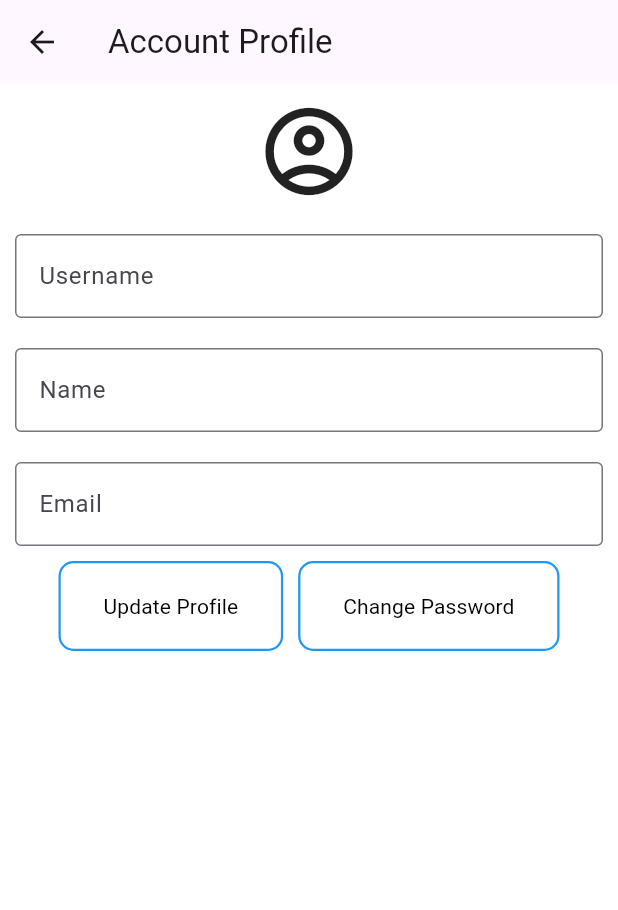
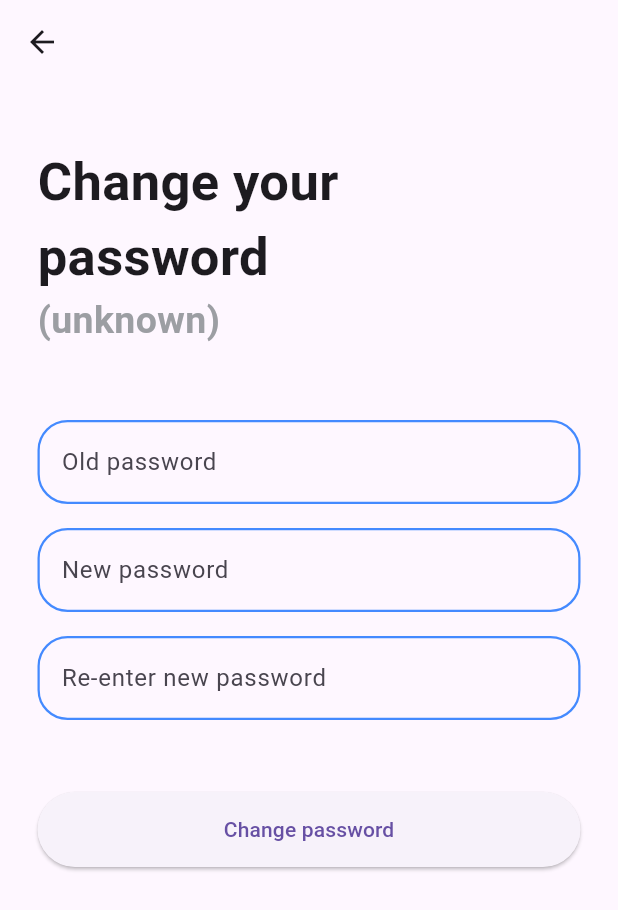
Before and after one commit to ZoeMeow1027/fashion-shop-flutter, a Flutter app: the AccountProfileView screen opened directly with empty values, after a tap on "Change Password", on a phone screen of 412 x 824 dp. Shown: the top 910 px of the screen. Run offline on Flutter 3.47's test engine with Material 2 defaults, Android fonts, the phone set to English and light mode, and no system bars; our stand-ins replace cached_network_image, carousel_slider, flutter_rating_bar, share_plus, shared_preferences; missing offline and left inert: dynamic_height_grid_view; accounts and stored records are empty; network calls fail.

Commit message:
Added change password view (#16)

```diff
--- a/lib/screens/account_login/account_authorization_view.dart
+++ b/lib/screens/account_auth/account_auth_view.dart
@@ -1,6 +1,6 @@
-import 'package:fashionshop/screens/account_login/components/current_state_account_view.dart';
-import 'package:fashionshop/screens/account_login/view/login_view.dart';
-import 'package:fashionshop/screens/account_login/view/register_view.dart';
+import 'package:fashionshop/screens/account_auth/components/current_state_account_view.dart';
+import 'package:fashionshop/screens/account_auth/view/login_view.dart';
+import 'package:fashionshop/screens/account_auth/view/register_view.dart';
 import 'package:flutter/material.dart';
 
 class AccountAuthorizationView extends StatefulWidget {
--- /dev/null
+++ b/lib/screens/account_auth/account_change_pass_view.dart
@@ -0,0 +1,114 @@
+import 'package:fashionshop/screens/account_auth/components/custom_outlined_text_field.dart';
+import 'package:flutter/material.dart';
+
+class AccountChangePassView extends StatefulWidget {
+  const AccountChangePassView({
+    super.key,
+    required this.token,
+    this.username,
+  });
+
+  final String token;
+  final String? username;
+
+  @override
+  State<StatefulWidget> createState() => _AccountChangePassViewState();
+}
+
+class _AccountChangePassViewState extends State<AccountChangePassView> {
+  bool _isEnabledWidget = true;
+  final TextEditingController _oldPassController = TextEditingController();
+  final TextEditingController _newPassController = TextEditingController();
+  final TextEditingController _reEnterPassController = TextEditingController();
+
+  @override
+  Widget build(BuildContext context) {
+    return Scaffold(
+      appBar: AppBar(),
+      body: Container(
+        padding: const EdgeInsets.only(left: 25, right: 25),
+        child: Column(
+          mainAxisAlignment: MainAxisAlignment.start,
+          crossAxisAlignment: CrossAxisAlignment.start,
+          children: [
+            Container(
+              padding: const EdgeInsets.only(top: 40),
+              child: Column(
+                mainAxisAlignment: MainAxisAlignment.start,
+                crossAxisAlignment: CrossAxisAlignment.start,
+                children: [
+                  const Text(
+                    "Change your password",
+                    style: TextStyle(fontSize: 35, fontWeight: FontWeight.bold),
+                  ),
+                  Text(
+                    widget.username ?? "(Unknown)",
+                    style: const TextStyle(
+                        fontSize: 25,
+                        fontWeight: FontWeight.bold,
+                        color: Color.fromARGB(255, 156, 158, 163)),
+                  ),
+                ],
+              ),
+            ),
+            Container(
+              alignment: Alignment.topCenter,
+              padding: const EdgeInsets.only(top: 40),
+              child: Column(
+                children: [
+                  Padding(
+                    padding:
+                        const EdgeInsets.symmetric(horizontal: 0, vertical: 8),
+                    child: customOutlinedTextField(
+                      isPassword: true,
+                      text: 'Old password',
+                      enabled: _isEnabledWidget,
+                      controller: _oldPassController,
+                    ),
+                  ),
+                  Padding(
+                    padding:
+                        const EdgeInsets.symmetric(horizontal: 0, vertical: 8),
+                    child: customOutlinedTextField(
+                      isPassword: true,
+                      text: 'New password',
+                      enabled: _isEnabledWidget,
+                      controller: _newPassController,
+                    ),
+                  ),
+                  Padding(
+                    padding:
+                        const EdgeInsets.symmetric(horizontal: 0, vertical: 8),
+                    child: customOutlinedTextField(
+                      isPassword: true,
+                      text: 'Re-enter new password',
+                      enabled: _isEnabledWidget,
+                      controller: _reEnterPassController,
+                    ),
+                  ),
+                ],
+              ),
+            ),
+            Padding(
+              padding:
+                  const EdgeInsets.only(top: 40, bottom: 15, left: 0, right: 0),
+              child: ElevatedButton(
+                onPressed: () async {
+                  setState(() {
+                    _isEnabledWidget = false;
+                  });
+                  // TODO: Change password here!
+                },
+                style: ElevatedButton.styleFrom(
+                  minimumSize: const Size.fromHeight(
+                      50), // fromHeight use double.infinity as width and 40 is the height
+                ),
+                child: const Text("Change password"),
+              ),
+            ),
+          ],
+        ),
+      ),
+    );
+  }
+}
--- a/lib/screens/account_profile/account_profile_view.dart
+++ b/lib/screens/account_profile/account_profile_view.dart
@@ -1,3 +1,4 @@
+import 'package:fashionshop/screens/account_auth/account_change_pass_view.dart';
 import 'package:flutter/material.dart';
 
 import '../../model/user_profile.dart';
@@ -96,7 +97,19 @@ class _AccountProfileViewState extends State<AccountProfileView> {
                 _customButton(
                   text: "Change Password",
                   textColor: Colors.black,
-                  onClick: () {},
+                  onClick: () {
+                    Navigator.push(
+                      context,
+                      MaterialPageRoute(
+                        builder: (context) => AccountChangePassView(
+                          username: (_userProfile == null)
+                              ? "(unknown)"
+                              : _userProfile!.username,
+                          token: widget.token,
+                        ),
+                      ),
+                    );
+                  },
                   padding: const EdgeInsets.only(left: 5, right: 5),
                 ),
               ],
--- a/lib/screens/home/home_view.dart
+++ b/lib/screens/home/home_view.dart
@@ -1,5 +1,5 @@
-import 'package:fashionshop/screens/account_login/account_authorization_view.dart';
-import 'package:fashionshop/screens/account_login/components/show_snackbar_msg.dart';
+import 'package:fashionshop/screens/account_auth/account_auth_view.dart';
+import 'package:fashionshop/screens/account_auth/components/show_snackbar_msg.dart';
 import 'package:fashionshop/screens/home/views/account_tab.dart';
 import 'package:fashionshop/screens/home/views/home_tab.dart';
 import 'package:fashionshop/screens/home/views/wishlist_tab.dart';
```
Also changed, not shown: lib/screens/account_auth/view/login_view.dart (renamed from lib/screens/account_login/view/register_view.dart, +59 -56 lines), lib/screens/account_auth/view/register_view.dart (renamed from lib/screens/account_login/view/login_view.dart, +56 -59 lines), lib/screens/account_auth/components/current_state_account_view.dart (renamed from lib/screens/account_login/components/current_state_account_view.dart), lib/screens/account_auth/components/custom_outlined_text_field.dart (renamed from lib/screens/account_login/components/custom_outlined_text_field.dart), lib/screens/account_auth/components/show_snackbar_msg.dart (renamed from lib/screens/account_login/components/show_snackbar_msg.dart).
